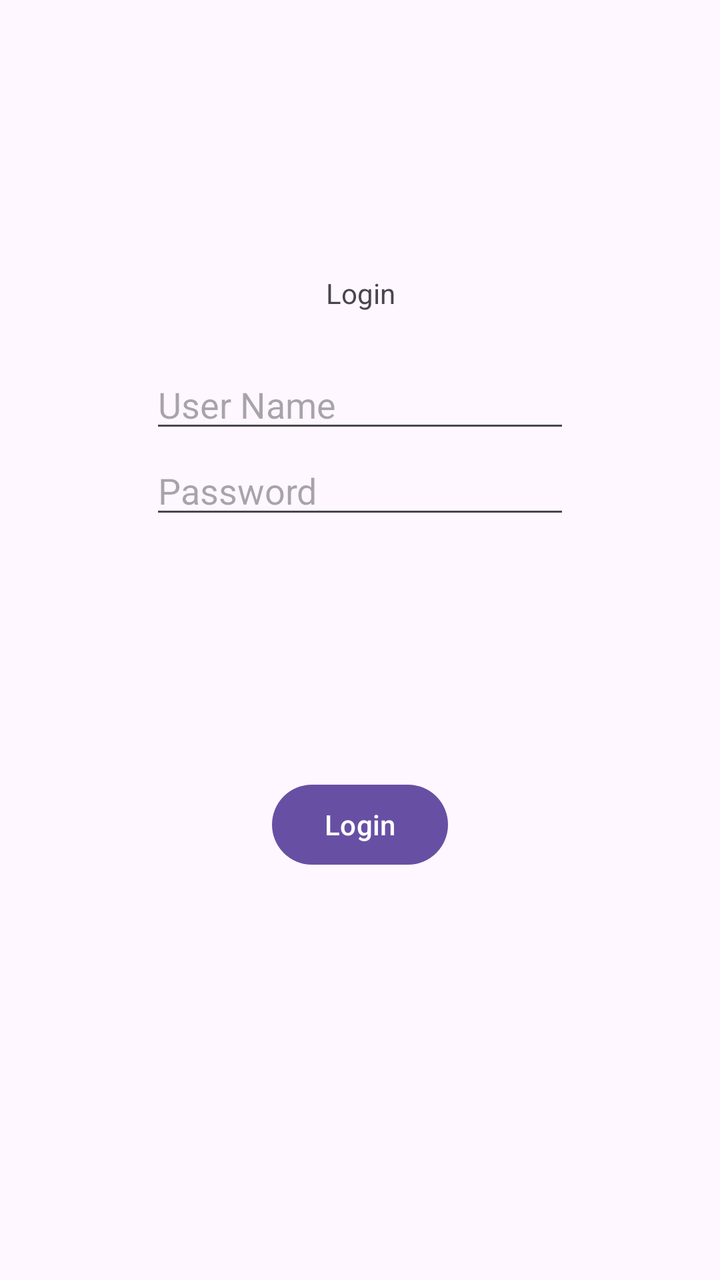
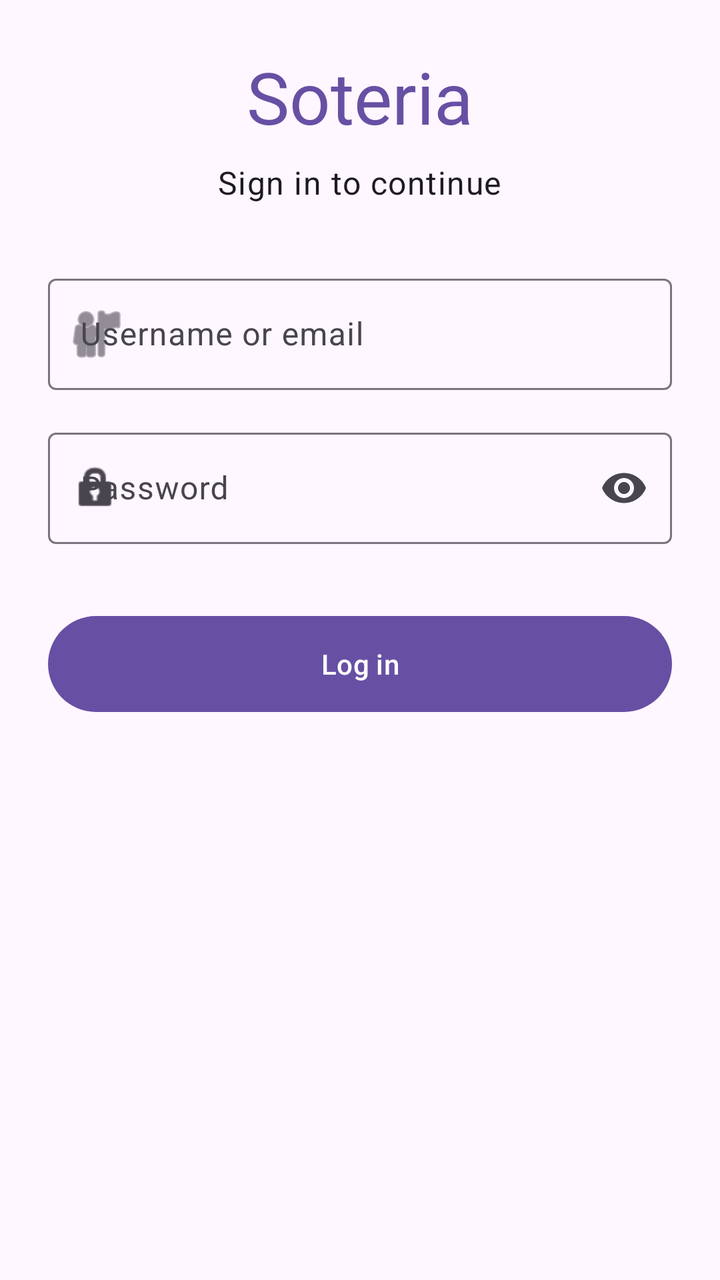

The first picture is an Android layout as it rendered before a commit; the second is the same layout after the commit. The layout source and the unified diff follow.
<!-- AndroidManifest.xml: application theme Theme.Soteria -->
<!-- res/layout/activity_main.xml -->
<?xml version="1.0" encoding="utf-8"?>
<androidx.constraintlayout.widget.ConstraintLayout xmlns:android="http://schemas.android.com/apk/res/android"
    xmlns:app="http://schemas.android.com/apk/res-auto"
    xmlns:tools="http://schemas.android.com/tools"
    android:id="@+id/main"
    android:layout_width="match_parent"
    android:layout_height="match_parent"
    tools:context=".MainActivity">

    <Button
        android:id="@+id/button"
        android:layout_width="wrap_content"
        android:layout_height="wrap_content"
        android:text="Login"
        app:layout_constraintBottom_toBottomOf="parent"
        app:layout_constraintEnd_toEndOf="parent"
        app:layout_constraintStart_toStartOf="parent"
        app:layout_constraintTop_toTopOf="parent"
        app:layout_constraintVertical_bias="0.656" />

    <EditText
        android:id="@+id/editTextTextEmailAddress"
        android:layout_width="wrap_content"
        android:layout_height="wrap_content"
        android:ems="10"
        android:hint="User Name"
        android:inputType="textEmailAddress"
        app:layout_constraintBottom_toTopOf="@+id/editTextTextPassword"
        app:layout_constraintEnd_toEndOf="parent"
        app:layout_constraintStart_toStartOf="parent"
        app:layout_constraintTop_toTopOf="parent"
        app:layout_constraintVertical_bias="0.99" />

    <EditText
        android:id="@+id/editTextTextPassword"
        android:layout_width="wrap_content"
        android:layout_height="wrap_content"
        android:layout_marginBottom="124dp"
        android:ems="10"
        android:hint="Password"
        android:inputType="textPassword"
        app:layout_constraintBottom_toTopOf="@+id/button"
        app:layout_constraintEnd_toEndOf="parent"
        app:layout_constraintStart_toStartOf="parent" />

    <TextView
        android:id="@+id/textView2"
        android:layout_width="wrap_content"
        android:layout_height="wrap_content"
        android:layout_marginBottom="24dp"
        android:text="Login"
        app:layout_constraintBottom_toTopOf="@+id/editTextTextEmailAddress"
        app:layout_constraintEnd_toEndOf="parent"
        app:layout_constraintHorizontal_bias="0.501"
        app:layout_constraintStart_toStartOf="parent" />

</androidx.constraintlayout.widget.ConstraintLayout>
<!-- resources referenced by this layout -->
<resources>
  <style name="Theme.Soteria" parent="Base.Theme.Soteria" />
  <style name="Base.Theme.Soteria" parent="Theme.Material3.DayNight.NoActionBar">
          
          
      </style>
</resources>

<!-- the commit's change to res/layout/activity_main.xml (unified diff, before → after) -->
@@ -1,57 +1,77 @@
 <?xml version="1.0" encoding="utf-8"?>
-<androidx.constraintlayout.widget.ConstraintLayout xmlns:android="http://schemas.android.com/apk/res/android"
+<ScrollView xmlns:android="http://schemas.android.com/apk/res/android"
     xmlns:app="http://schemas.android.com/apk/res-auto"
     xmlns:tools="http://schemas.android.com/tools"
     android:id="@+id/main"
     android:layout_width="match_parent"
     android:layout_height="match_parent"
+    android:fillViewport="true"
     tools:context=".MainActivity">
 
-    <Button
-        android:id="@+id/button"
-        android:layout_width="wrap_content"
+    <LinearLayout
+        android:layout_width="match_parent"
         android:layout_height="wrap_content"
-        android:text="Login"
-        app:layout_constraintBottom_toBottomOf="parent"
-        app:layout_constraintEnd_toEndOf="parent"
-        app:layout_constraintStart_toStartOf="parent"
-        app:layout_constraintTop_toTopOf="parent"
-        app:layout_constraintVertical_bias="0.656" />
+        android:layout_gravity="center_vertical"
+        android:orientation="vertical"
+        android:padding="24dp">
 
-    <EditText
-        android:id="@+id/editTextTextEmailAddress"
-        android:layout_width="wrap_content"
-        android:layout_height="wrap_content"
-        android:ems="10"
-        android:hint="User Name"
-        android:inputType="textEmailAddress"
-        app:layout_constraintBottom_toTopOf="@+id/editTextTextPassword"
-        app:layout_constraintEnd_toEndOf="parent"
-        app:layout_constraintStart_toStartOf="parent"
-        app:layout_constraintTop_toTopOf="parent"
-        app:layout_constraintVertical_bias="0.99" />
+        <TextView
+            android:layout_width="wrap_content"
+            android:layout_height="wrap_content"
+            android:layout_gravity="center_horizontal"
+            android:text="@string/app_title"
+            android:textAppearance="?attr/textAppearanceDisplaySmall"
+            android:textColor="?attr/colorPrimary" />
 
-    <EditText
-        android:id="@+id/editTextTextPassword"
-        android:layout_width="wrap_content"
-        android:layout_height="wrap_content"
-        android:layout_marginBottom="124dp"
-        android:ems="10"
-        android:hint="Password"
-        android:inputType="textPassword"
-        app:layout_constraintBottom_toTopOf="@+id/button"
-        app:layout_constraintEnd_toEndOf="parent"
-        app:layout_constraintStart_toStartOf="parent" />
+        <TextView
+            android:layout_width="wrap_content"
+            android:layout_height="wrap_content"
+            android:layout_gravity="center_horizontal"
+            android:layout_marginTop="8dp"
+            android:layout_marginBottom="32dp"
+            android:text="@string/login_subtitle"
+            android:textAppearance="?attr/textAppearanceBodyLarge" />
 
-    <TextView
-        android:id="@+id/textView2"
-        android:layout_width="wrap_content"
-        android:layout_height="wrap_content"
-        android:layout_marginBottom="24dp"
-        android:text="Login"
-        app:layout_constraintBottom_toTopOf="@+id/editTextTextEmailAddress"
-        app:layout_constraintEnd_toEndOf="parent"
-        app:layout_constraintHorizontal_bias="0.501"
-        app:layout_constraintStart_toStartOf="parent" />
+        <com.google.android.material.textfield.TextInputLayout
+            android:id="@+id/usernameLayout"
+            style="@style/Widget.Material3.TextInputLayout.OutlinedBox"
+            android:layout_width="match_parent"
+            android:layout_height="wrap_content"
+            android:hint="@string/hint_username"
+            app:startIconDrawable="@android:drawable/ic_menu_myplaces">
 
-</androidx.constraintlayout.widget.ConstraintLayout>
+            <com.google.android.material.textfield.TextInputEditText
+                android:id="@+id/usernameInput"
+                android:layout_width="match_parent"
+                android:layout_height="wrap_content"
+                android:imeOptions="actionNext"
+                android:inputType="textEmailAddress" />
+        </com.google.android.material.textfield.TextInputLayout>
+
+        <com.google.android.material.textfield.TextInputLayout
+            android:id="@+id/passwordLayout"
+            style="@style/Widget.Material3.TextInputLayout.OutlinedBox"
+            android:layout_width="match_parent"
+            android:layout_height="wrap_content"
+            android:layout_marginTop="16dp"
+            android:hint="@string/hint_password"
+            app:endIconMode="password_toggle"
+            app:startIconDrawable="@android:drawable/ic_lock_idle_lock">
+
+            <com.google.android.material.textfield.TextInputEditText
+                android:id="@+id/passwordInput"
+                android:layout_width="match_parent"
+                android:layout_height="wrap_content"
+                android:imeOptions="actionDone"
+                android:inputType="textPassword" />
+        </com.google.android.material.textfield.TextInputLayout>
+
+        <com.google.android.material.button.MaterialButton
+            android:id="@+id/loginButton"
+            android:layout_width="match_parent"
+            android:layout_height="56dp"
+            android:layout_marginTop="32dp"
+            android:text="@string/action_login" />
+
+    </LinearLayout>
+</ScrollView>
<!-- resource entries referenced after the edit -->
@@ -1,5 +1,10 @@
 <!-- resources referenced by this layout -->
 <resources>
+  <string name="action_login">Log in</string>
+  <string name="app_title">Soteria</string>
+  <string name="hint_password">Password</string>
+  <string name="hint_username">Username or email</string>
+  <string name="login_subtitle">Sign in to continue</string>
   <style name="Theme.Soteria" parent="Base.Theme.Soteria" />
   <style name="Base.Theme.Soteria" parent="Theme.Material3.DayNight.NoActionBar">
           
